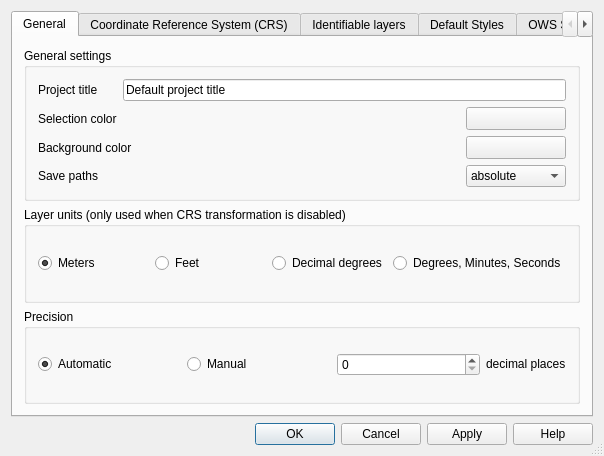
First picture: the form in src/ui/qgsprojectpropertiesbase.ui, repository kadas-albireo/kadas-albireo, before the edit.
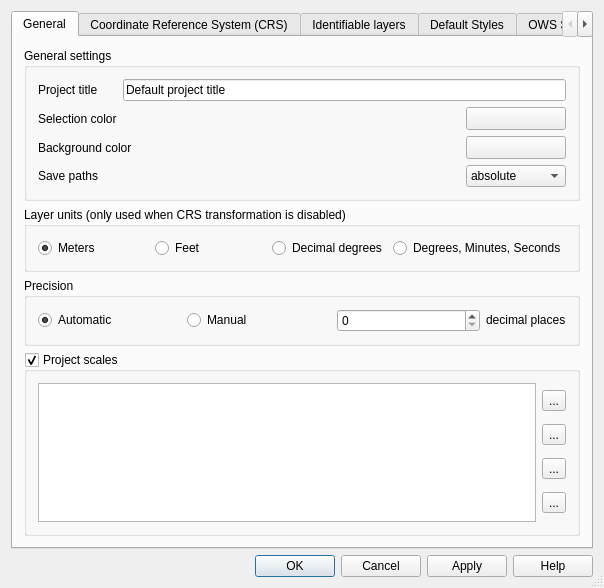
Second picture: the form after the edit. Icons and pictures are not drawn. Custom widgets are drawn as their Qt base class.

Commit message: [FEATURE] project scale list (if used - overrides global predefined scales)

```diff
--- a/src/ui/qgsprojectpropertiesbase.ui
+++ b/src/ui/qgsprojectpropertiesbase.ui
@@ -7,7 +7,7 @@
     <x>0</x>
     <y>0</y>
     <width>604</width>
-    <height>456</height>
+    <height>588</height>
    </rect>
   </property>
   <property name="windowTitle">
@@ -295,6 +295,69 @@
          </layout>
         </widget>
        </item>
+       <item row="3" column="0">
+        <widget class="QGroupBox" name="grpProjectScales">
+         <property name="title">
+          <string>Project scales</string>
+         </property>
+         <property name="checkable">
+          <bool>true</bool>
+         </property>
+         <layout class="QGridLayout" name="gridLayout_7">
+          <item row="0" column="0">
+           <widget class="QListWidget" name="lstScales"/>
+          </item>
+          <item row="0" column="1">
+           <layout class="QVBoxLayout" name="verticalLayout">
+            <item>
+             <widget class="QToolButton" name="pbnAddScale">
+              <property name="text">
+               <string>...</string>
+              </property>
+              <property name="icon">
+               <iconset resource="../../images/images.qrc">
+                <normaloff>:/images/themes/default/mActionNewAttribute.png</normaloff>:/images/themes/default/mActionNewAttribute.png</iconset>
+              </property>
+             </widget>
+            </item>
+            <item>
+             <widget class="QToolButton" name="pbnRemoveScale">
+              <property name="text">
+               <string>...</string>
+              </property>
+              <property name="icon">
+               <iconset resource="../../images/images.qrc">
+                <normaloff>:/images/themes/default/mActionDeleteAttribute.png</normaloff>:/images/themes/default/mActionDeleteAttribute.png</iconset>
+              </property>
+             </widget>
+            </item>
+            <item>
+             <widget class="QToolButton" name="pbnImportScales">
+              <property name="text">
+               <string>...</string>
+              </property>
+              <property name="icon">
+               <iconset resource="../../images/images.qrc">
+                <normaloff>:/images/themes/default/mActionFolder.png</normaloff>:/images/themes/default/mActionFolder.png</iconset>
+              </property>
+             </widget>
+            </item>
+            <item>
+             <widget class="QToolButton" name="pbnExportScales">
+              <property name="text">
+               <string>...</string>
+              </property>
+              <property name="icon">
+               <iconset resource="../../images/images.qrc">
+                <normaloff>:/images/themes/default/mActionFileSave.png</normaloff>:/images/themes/default/mActionFileSave.png</iconset>
+              </property>
+             </widget>
+            </item>
+           </layout>
+          </item>
+         </layout>
+        </widget>
+       </item>
       </layout>
      </widget>
      <widget class="QWidget" name="tab2">
```
Left out of the diff: 4 changed lines with no effect on the pictures. The commit also changes 7 other files.
